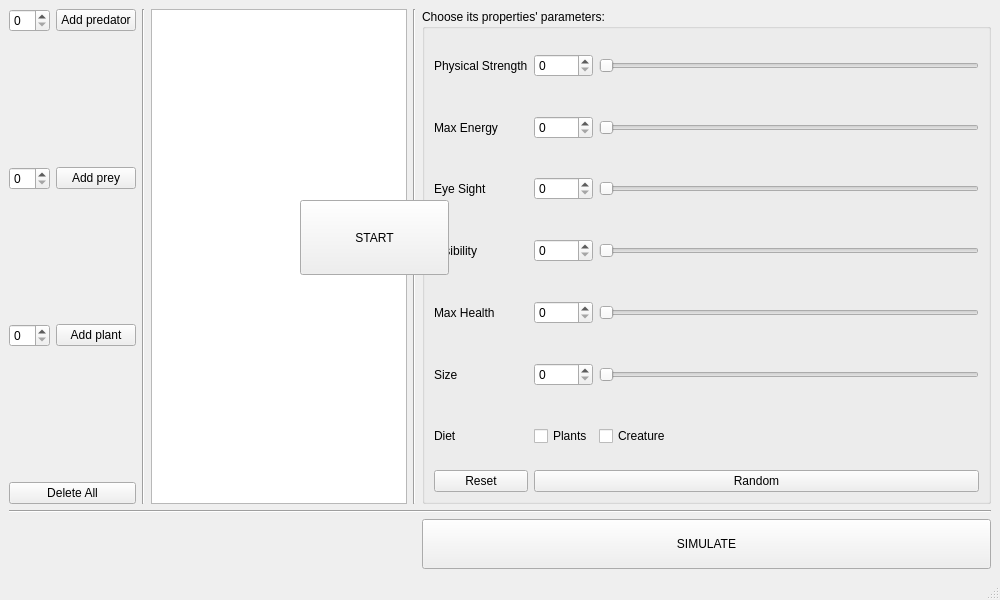
First picture: the form in Evolution_1/mainwindow.ui, repository Natali124/Evolution-Simulator, before the edit.
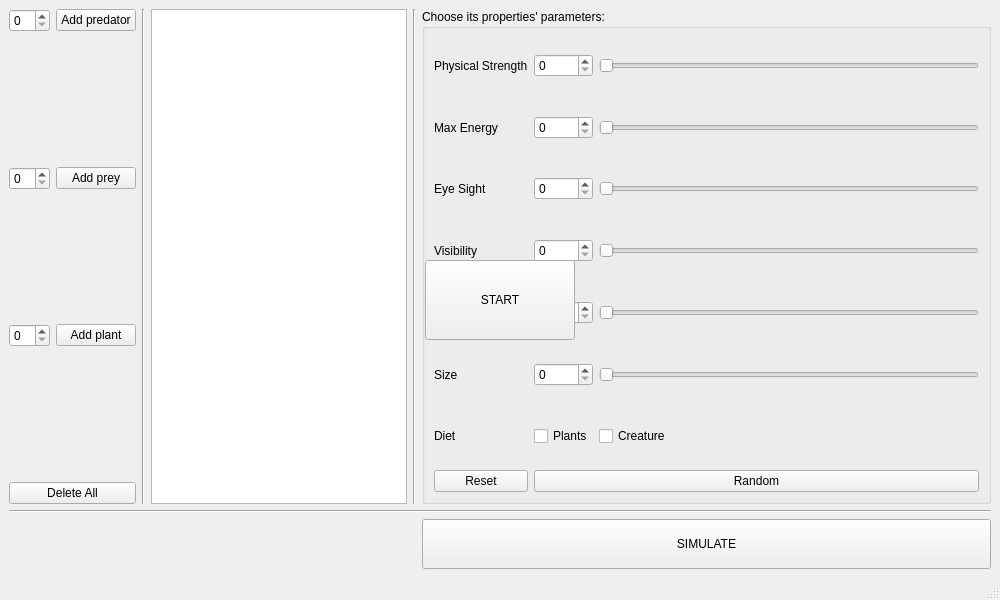
Second picture: the form after the edit.

Commit message: center start button

What changed in the file:
```diff
--- a/Evolution_1/mainwindow.ui
+++ b/Evolution_1/mainwindow.ui
@@ -11,15 +11,15 @@
    </rect>
   </property>
   <property name="sizePolicy">
-   <sizepolicy hsizetype="Fixed" vsizetype="Fixed">
+   <sizepolicy hsizetype="Minimum" vsizetype="Minimum">
     <horstretch>0</horstretch>
     <verstretch>0</verstretch>
    </sizepolicy>
   </property>
   <property name="minimumSize">
    <size>
-    <width>500</width>
-    <height>0</height>
+    <width>200</width>
+    <height>120</height>
    </size>
   </property>
   <property name="windowTitle">
@@ -526,12 +526,18 @@
    <widget class="QPushButton" name="startBut">
     <property name="geometry">
      <rect>
-      <x>300</x>
-      <y>200</y>
-      <width>149</width>
-      <height>75</height>
+      <x>425</x>
+      <y>260</y>
+      <width>150</width>
+      <height>80</height>
      </rect>
     </property>
+    <property name="sizePolicy">
+     <sizepolicy hsizetype="Minimum" vsizetype="Minimum">
+      <horstretch>0</horstretch>
+      <verstretch>0</verstretch>
+     </sizepolicy>
+    </property>
     <property name="text">
      <string>START</string>
     </property>
```
Left out of the diff: 2 changed lines with no effect on the pictures.
